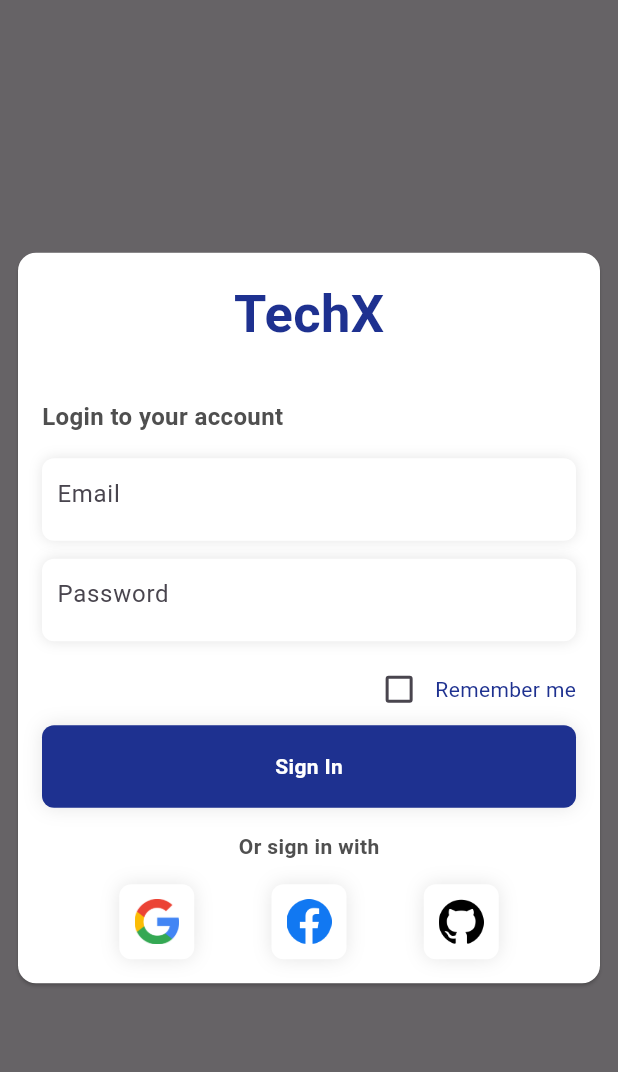
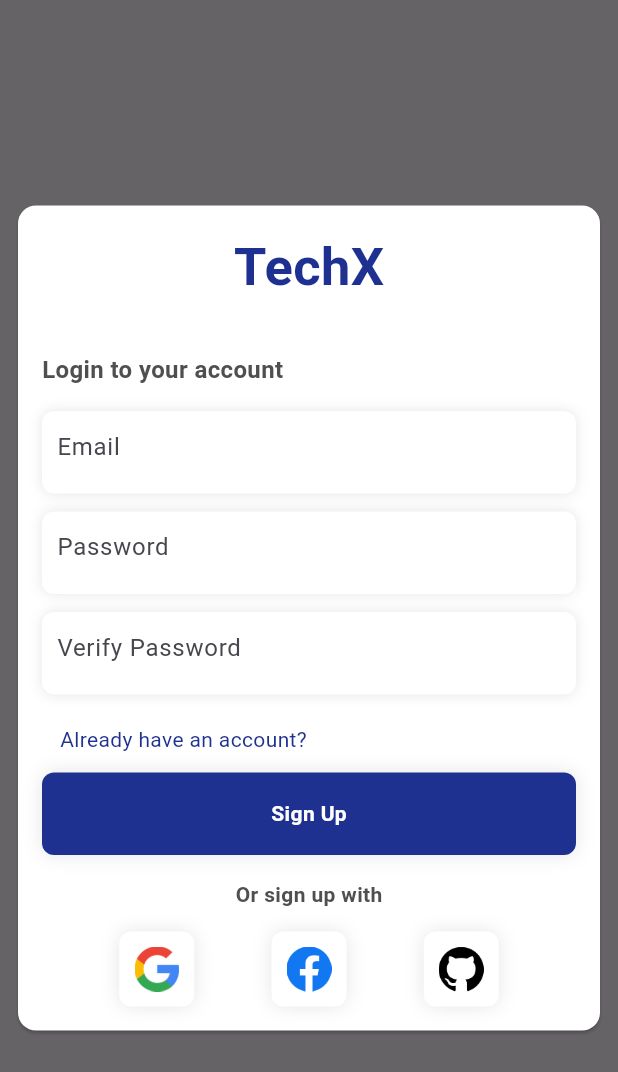
Before and after one commit to MohamadsFakih/TechX, a Flutter app: the screen it shows after launch, on a phone screen of 412 x 824 dp. Shown: the top 1072 px of the screen. Run offline on Flutter 3.47's test engine with Material 2 defaults, Android fonts, the phone set to English and light mode, and no system bars; drawn by our look-alikes of flutter_animate; our stand-ins replace bloc, cloud_firestore, firebase_auth, firebase_core, flutter_bloc, freezed_annotation and 3 more; accounts and stored records are empty; generated files the repository leaves out were written again.

Commit message:
Added the presentation layer for the register page [screen]

```diff
--- a/lib/features/login/presentation/widget/login_text_field.dart
+++ b/lib/features/common/presentation/widget/login_text_field.dart
@@ -1,17 +1,20 @@
 import 'package:flutter/material.dart';
 
 class LoginTextField extends StatefulWidget {
-  const LoginTextField(
-      {super.key,
-      required this.controller,
-      required this.hint,
-      required this.inputType,
-      required this.obscure});
+  const LoginTextField({
+    super.key,
+    required this.controller,
+    required this.hint,
+    required this.inputType,
+    required this.obscure,
+    this.enabled = true,
+  });
 
   final TextEditingController controller;
   final String hint;
   final TextInputType inputType;
   final bool obscure;
+  final bool enabled;
 
   @override
   State<LoginTextField> createState() => _LoginTextFieldState();
@@ -36,6 +39,7 @@ class _LoginTextFieldState extends State<LoginTextField> {
         keyboardType: widget.inputType,
         controller: widget.controller,
         obscureText: widget.obscure,
+        enabled: widget.enabled,
         decoration: InputDecoration(
           hintText: widget.hint,
           border: InputBorder.none,
--- a/lib/features/login/presentation/widget/social_button.dart
+++ b/lib/features/common/presentation/widget/social_button.dart
@@ -2,7 +2,12 @@ import 'package:flutter/material.dart';
 import 'package:techx/core/utils/global_colors.dart';
 
 class SocialButton extends StatelessWidget {
-  const SocialButton({super.key});
+  const SocialButton({
+    super.key,
+    this.isLogin = true,
+  });
+
+  final bool isLogin;
 
   @override
   Widget build(BuildContext context) {
@@ -11,7 +16,7 @@ class SocialButton extends StatelessWidget {
         Container(
           alignment: Alignment.center,
           child: Text(
-            "Or sign in with",
+            isLogin ? "Or sign in with" : "Or sign up with",
             style: TextStyle(
               color: GlobalColors.textColor,
               fontWeight: FontWeight.w600,
--- a/lib/features/home/presentation/screen/home_page.dart
+++ b/lib/features/home/presentation/screen/home_page.dart
@@ -5,6 +5,10 @@ class HomePage extends StatelessWidget {
 
   @override
   Widget build(BuildContext context) {
-    return const Placeholder();
+    return const Scaffold(
+      body: Center(
+        child: Text("Home"),
+      ),
+    );
   }
 }
--- a/lib/features/register/presentation/bloc/register_bloc.dart
+++ b/lib/features/register/presentation/bloc/register_bloc.dart
@@ -1,5 +1,6 @@
 import 'package:flutter_bloc/flutter_bloc.dart';
 import 'package:freezed_annotation/freezed_annotation.dart';
+import 'package:injectable/injectable.dart';
 import 'package:techx/features/register/domain/entity/register_entity.dart';
 import 'package:techx/features/register/domain/usecase/register_usecase.dart';
 
@@ -7,6 +8,7 @@ part 'register_event.dart';
 part 'register_state.dart';
 part 'register_bloc.freezed.dart';
 
+@injectable
 class RegisterBloc extends Bloc<RegisterEvent, RegisterState> {
   RegisterBloc(this._registerUseCase) : super(RegisterState.initial()) {
     on<RegisterEvent>((event, emit) async {
@@ -18,17 +20,39 @@ class RegisterBloc extends Bloc<RegisterEvent, RegisterState> {
 
   final RegisterUseCase _registerUseCase;
 
-  _signUp(RegisterEntity registerEntity, Emitter<RegisterState> emit) async {
+  Future<void> _signUp(
+      RegisterEntity registerEntity, Emitter<RegisterState> emit) async {
     emit(
       state.copyWith(
         isLoading: true,
+        error: '',
       ),
     );
     try {
-      await _registerUseCase.signUp(registerEntity);
+      if (registerEntity.password == registerEntity.retryPassword) {
+        await _registerUseCase.signUp(registerEntity).then(
+              (value) => emit(
+                state.copyWith(
+                  signedIn: true,
+                ),
+              ),
+            );
+      } else {
+        emit(
+          state.copyWith(error: "Passwords do not match"),
+        );
+      }
     } catch (e) {
-      emit(state.copyWith(error: e.toString()));
+      emit(
+        state.copyWith(
+          error: e.toString(),
+        ),
+      );
     }
-    emit(state.copyWith(isLoading: false));
+    emit(
+      state.copyWith(
+        isLoading: false,
+      ),
+    );
   }
 }
--- a/lib/features/register/presentation/bloc/register_state.dart
+++ b/lib/features/register/presentation/bloc/register_state.dart
@@ -5,6 +5,7 @@ class RegisterState with _$RegisterState {
   const factory RegisterState({
     @Default(false) bool isLoading,
     @Default('') String error,
+    @Default(false) bool signedIn,
   }) = _Initial;
 
   factory RegisterState.initial() => const RegisterState();
--- /dev/null
+++ b/lib/features/register/presentation/screen/sign_up_screen.dart
@@ -0,0 +1,194 @@
+import 'package:flutter/material.dart';
+import 'package:flutter_animate/flutter_animate.dart';
+import 'package:flutter_bloc/flutter_bloc.dart';
+import 'package:techx/core/utils/global_colors.dart';
+import 'package:techx/di/injection_container.dart';
+import 'package:techx/features/common/presentation/widget/global_button.dart';
+import 'package:techx/features/common/presentation/widget/login_text_field.dart';
+import 'package:techx/features/common/presentation/widget/social_button.dart';
+import 'package:techx/features/register/domain/entity/register_entity.dart';
+import 'package:techx/features/register/presentation/bloc/register_bloc.dart';
+
+class SignUpScreen extends StatefulWidget {
+  const SignUpScreen({super.key});
+
+  @override
+  State<SignUpScreen> createState() => _SignUpScreenState();
+}
+
+class _SignUpScreenState extends State<SignUpScreen>
+    with TickerProviderStateMixin {
+  final TextEditingController emailController = TextEditingController();
+
+  final TextEditingController passwordController = TextEditingController();
+
+  final TextEditingController verifyPasswordController =
+      TextEditingController();
+
+  late AnimationController animationController =
+      AnimationController(vsync: this);
+
+  final RegisterBloc _registerBloc = getIt<RegisterBloc>();
+
+  @override
+  void initState() {
+    super.initState();
+    animationController = AnimationController(vsync: this);
+  }
+
+  @override
+  void dispose() {
+    animationController.dispose();
+    super.dispose();
+  }
+
+  @override
+  Widget build(BuildContext context) {
+    return BlocProvider.value(
+      value: _registerBloc,
+      child: _buildRegister(),
+    );
+  }
+
+  Widget _buildRegister() {
+    return Scaffold(
+      body: Container(
+        color: Colors.black.withOpacity(.6),
+        child: Center(
+          child: SingleChildScrollView(
+            child: SafeArea(child: BlocBuilder<RegisterBloc, RegisterState>(
+              builder: (context, state) {
+                if (state.isLoading) {
+                  animationController.repeat(
+                      period: const Duration(milliseconds: 500));
+                } else {
+                  animationController.reset();
+                }
+                return Padding(
+                  padding: const EdgeInsets.all(8.0),
+                  child: Card(
+                    color: Colors.white,
+                    child: Container(
+                      width: double.infinity,
+                      padding: const EdgeInsets.all(16),
+                      child: Column(
+                        children: [
+                          Text(
+                            "TechX",
+                            style: TextStyle(
+                                color: GlobalColors.mainColor,
+                                fontSize: 35,
+                                fontWeight: FontWeight.bold),
+                          ),
+                          const SizedBox(
+                            height: 32,
+                          ),
+                          Align(
+                            alignment: Alignment.centerLeft,
+                            child: Text(
+                              "Login to your account",
+                              style: TextStyle(
+                                color: GlobalColors.textColor,
+                                fontSize: 16,
+                                fontWeight: FontWeight.bold,
+                              ),
+                            ),
+                          ),
+                          const SizedBox(
+                            height: 16,
+                          ),
+                          LoginTextField(
+                            controller: emailController,
+                            hint: "Email",
+                            inputType: TextInputType.emailAddress,
+                            obscure: false,
+                            enabled: !state.isLoading,
+                          ),
+                          const SizedBox(
+                            height: 12,
+                          ),
+                          LoginTextField(
+                            controller: passwordController,
+                            hint: "Password",
+                            inputType: TextInputType.text,
+                            obscure: true,
+                            enabled: !state.isLoading,
+                          ),
+                          const SizedBox(
+                            height: 12,
+                          ),
+                          LoginTextField(
+                            controller: verifyPasswordController,
+                            hint: "Verify Password",
+                            inputType: TextInputType.text,
+                            obscure: true,
+                            enabled: !state.isLoading,
+                          ),
+                          const SizedBox(
+                            height: 8,
+                          ),
+                          if (state.error.isNotEmpty)
+                            Padding(
+                              padding: const EdgeInsets.all(8),
+                              child: Text(
+                                state.error.replaceAll("firebase_auth/", ""),
+                                style: const TextStyle(
+                                  color: Colors.red,
+                                ),
+                              ),
+                            ),
+                          Padding(
+                            padding: const EdgeInsets.all(12.0),
+                            child: Row(
+                              mainAxisAlignment: MainAxisAlignment.end,
+                              children: [
+                                InkWell(
+                                  onTap: () {
+                                    Navigator.of(context).pushNamed('login');
+                                  },
+                                  child: Text(
+                                    "Already have an account?",
+                                    style: TextStyle(
+                                        color: GlobalColors.mainColor),
+                                  ),
+                                ),
+                                const Spacer(),
+                              ],
+                            ),
+                          ),
+                          GlobalButton(
+                            text: "Sign Up",
+                            onTap: () async {
+                              _registerBloc.add(
+                                await Register(
+                                  RegisterEntity(
+                                    email: emailController.text.trim(),
+                                    password: passwordController.text.trim(),
+                                    retryPassword:
+                                        verifyPasswordController.text.trim(),
+                                  ),
+                                ),
+                              );
+                            },
+                          ),
+                          const SizedBox(
+                            height: 16,
+                          ),
+                          const SocialButton(
+                            isLogin: false,
+                          ),
+                        ],
+                      ),
+                    ),
+                  ).animate().slideY(
+                        duration: const Duration(milliseconds: 500),
+                      ),
+                ).animate(controller: animationController).shimmer();
+              },
+            )),
+          ),
+        ),
+      ),
+    );
+  }
+}
--- a/lib/main.dart
+++ b/lib/main.dart
@@ -1,9 +1,12 @@
+import 'package:cloud_firestore/cloud_firestore.dart';
 import 'package:firebase_auth/firebase_auth.dart';
 import 'package:firebase_core/firebase_core.dart';
 import 'package:flutter/material.dart';
 import 'package:get_it/get_it.dart';
 import 'package:techx/di/injection_container.dart';
+import 'package:techx/features/home/presentation/screen/home_page.dart';
 import 'package:techx/features/login/presentation/screen/login_screen.dart';
+import 'package:techx/features/register/presentation/screen/sign_up_screen.dart';
 
 void main() async {
   WidgetsFlutterBinding.ensureInitialized();
@@ -11,6 +14,7 @@ void main() async {
   configContainer();
   final getIt = GetIt.instance;
   getIt.registerSingleton<FirebaseAuth>(FirebaseAuth.instance);
+  getIt.registerSingleton<FirebaseFirestore>(FirebaseFirestore.instance);
   runApp(const MyApp());
 }
 
@@ -26,7 +30,26 @@ class MyApp extends StatelessWidget {
         colorScheme: ColorScheme.fromSeed(seedColor: Colors.deepPurple),
         useMaterial3: true,
       ),
-      home: const LoginPage(),
+      onGenerateRoute: (settings) {
+        switch (settings.name) {
+          case "login":
+            return MaterialPageRoute(builder: (context) {
+              return const LoginPage();
+            });
+          case "signUp":
+            return MaterialPageRoute(builder: (context) {
+              return const SignUpScreen();
+            });
+          case "home":
+            return MaterialPageRoute(builder: (context) {
+              return const HomePage();
+            });
+        }
+        return MaterialPageRoute(builder: (BuildContext context) {
+          return Text(settings.name ?? "no route");
+        });
+      },
+      home: const SignUpScreen(),
     );
   }
 }
```
Also changed, not shown: lib/features/common/presentation/widget/global_button.dart (renamed from lib/features/login/presentation/widget/global_button.dart).
